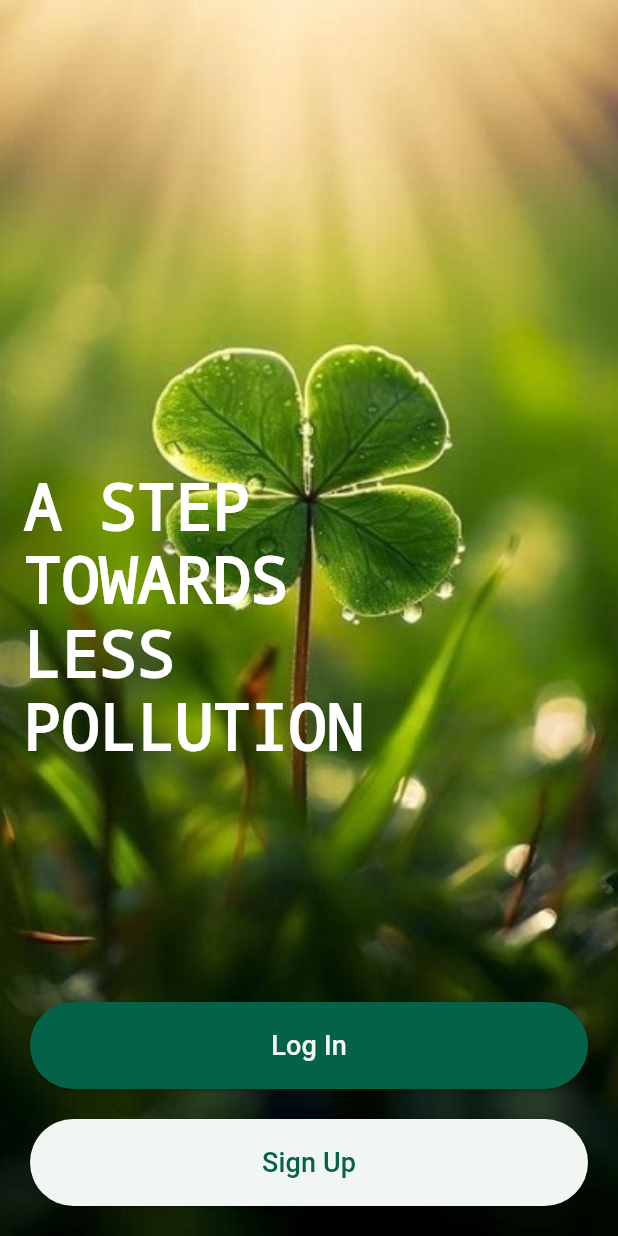
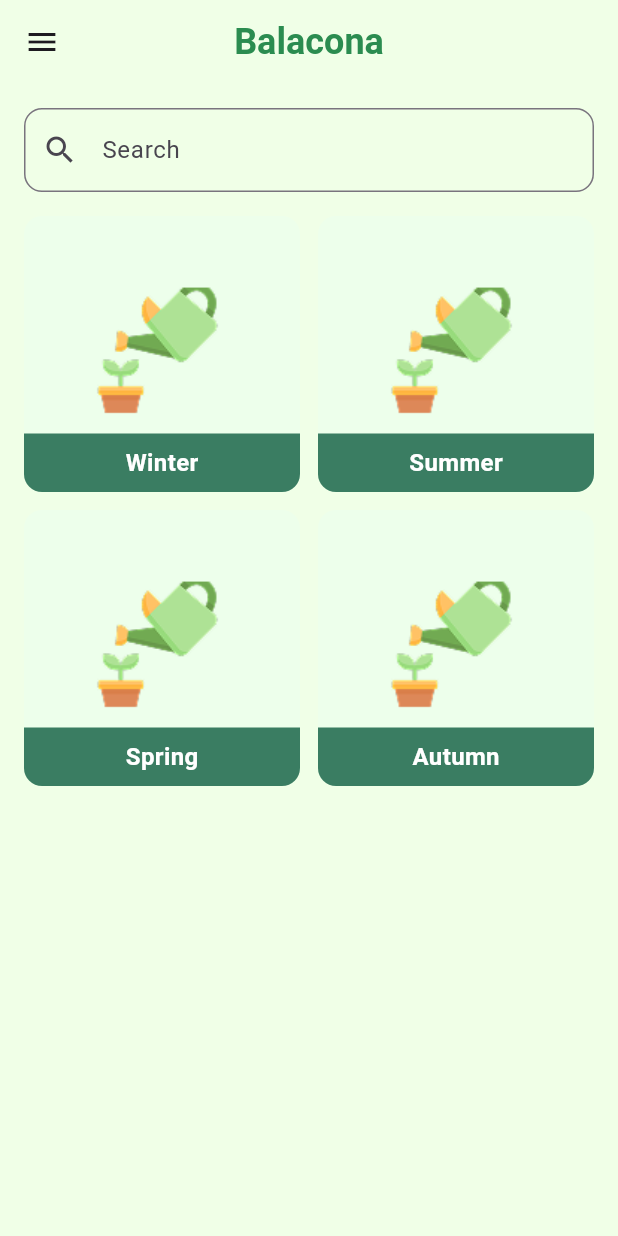
Before and after one commit to Loujeen/balacona, a Flutter app: the screen it shows after launch, on a phone screen of 412 x 824 dp. Run offline on Flutter 3.47's test engine with Material 3 defaults, Android fonts, the phone set to English and light mode, and no system bars.

Commit message:
Search screen UI

```diff
--- a/lib/main.dart
+++ b/lib/main.dart
@@ -4,6 +4,7 @@ import 'App_Colors.dart';
 import 'Home_Screen/Home_Screen.dart';
 import 'LoginSignup.dart';
 import 'Profile/edit_information.dart';
+import 'search_screen.dart';
 
 void main() {
   runApp(const MyApp());
@@ -15,12 +16,13 @@ class MyApp extends StatelessWidget {
   Widget build(BuildContext context) {
     return MaterialApp(
         debugShowCheckedModeBanner: false,
-      initialRoute: LoginSignup.routeName,
+      initialRoute: SearchScreen.routeName,
       routes: {
         RegisterScreen.routeName: (context) => RegisterScreen(),
         HomeScreen.routeName: (context) => HomeScreen(),
         LoginSignup.routeName: (context) => LoginSignup(),
         EditInformationScreen.routeName: (context) => EditInformationScreen(),
+        SearchScreen.routeName: (context) => SearchScreen(),
 
       },
 
--- /dev/null
+++ b/lib/search_screen.dart
@@ -0,0 +1,145 @@
+import 'package:flutter/material.dart';
+import 'package:testttt/Home_Screen/home_drawer.dart';
+
+class SearchScreen extends StatefulWidget {
+  const SearchScreen({super.key});
+  static const String routeName = 'SearchScreen';
+
+  @override
+  State<SearchScreen> createState() => _SearchScreenState();
+}
+
+class _SearchScreenState extends State<SearchScreen> {
+  @override
+  Widget build(BuildContext context) {
+    return Scaffold(
+      drawer: HomeDrawer(),
+      backgroundColor: const Color(0xFFF0FFE7),
+      appBar: AppBar(
+        backgroundColor: const Color(0xFFF0FFE7),
+        elevation: 0,
+        centerTitle: true,
+        title: const Text(
+          'Balacona',
+          style: TextStyle(
+            fontSize: 24,
+            fontWeight: FontWeight.bold,
+            color: Color(0xFF2B8C50),
+          ),
+        ),
+      ),
+      body: Column(
+        children: [
+          Padding(
+            padding: const EdgeInsets.all(16),
+            child: TextField(
+              decoration: InputDecoration(
+                hintText: 'Search',
+                prefixIcon: const Icon(Icons.search),
+                border: OutlineInputBorder(
+                  borderRadius: BorderRadius.circular(12),
+                ),
+              ),
+            ),
+          ),
+          Expanded(
+            child: Padding(
+              padding: const EdgeInsets.symmetric(horizontal: 16),
+              child: GridView.count(
+                crossAxisCount: 2,
+                crossAxisSpacing: 12,
+                mainAxisSpacing: 12,
+                children: [
+                  GestureDetector(
+                    onTap: () {
+                      print('Tapped on Winter');
+                    },
+                    child: const CategoryTile(
+                      title: 'Winter',
+                      imageUrl: 'assets/images/pot.png',
+                    ),
+                  ),
+                  GestureDetector(
+                    onTap: () {
+                      print('Tapped on Summer');
+                    },
+                    child: const CategoryTile(
+                      title: 'Summer',
+                      imageUrl: 'assets/images/pot.png',
+                    ),
+                  ),
+                  GestureDetector(
+                    onTap: () {
+                      print('Tapped on Rain');
+                    },
+                    child: const CategoryTile(
+                      title: 'Spring',
+                      imageUrl: 'assets/images/pot.png',
+                    ),
+                  ),
+                  GestureDetector(
+                    onTap: () {
+                      print('Tapped on Autumn');
+                    },
+                    child: const CategoryTile(
+                      title: 'Autumn',
+                      imageUrl: 'assets/images/pot.png',
+                    ),
+                  ),
+                ],
+              ),
+            ),
+          ),
+        ],
+      ),
+    );
+  }
+}
+
+class CategoryTile extends StatelessWidget {
+  final String title;
+  final String imageUrl;
+
+  const CategoryTile({
+    super.key,
+    required this.title,
+    required this.imageUrl,
+  });
+
+  @override
+  Widget build(BuildContext context) {
+    final isLocal = imageUrl.startsWith('assets');
+
+    return ClipRRect(
+      borderRadius: BorderRadius.circular(12),
+      child: Stack(
+        children: [
+          Positioned.fill(
+            child: isLocal
+                ? Image.asset(imageUrl, fit: BoxFit.cover)
+                : Image.network(imageUrl, fit: BoxFit.cover),
+          ),
+          Positioned(
+            bottom: 0,
+            left: 0,
+            right: 0,
+            child: Container(
+              color: const Color(0xFF0D5D40).withOpacity(0.8),
+              padding: const EdgeInsets.symmetric(vertical: 8),
+              child: Center(
+                child: Text(
+                  title,
+                  style: const TextStyle(
+                    color: Colors.white,
+                    fontWeight: FontWeight.bold,
+                    fontSize: 16,
+                  ),
+                ),
+              ),
+            ),
+          ),
+        ],
+      ),
+    );
+  }
+}
```
